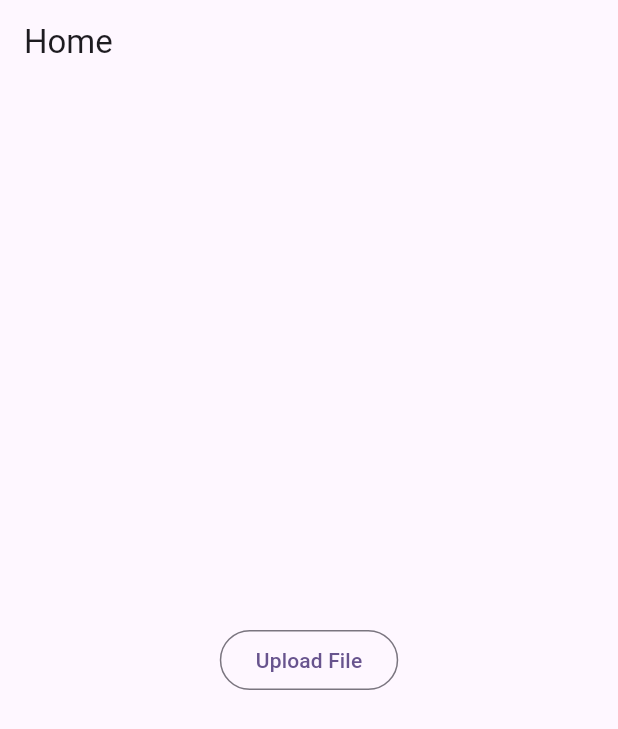
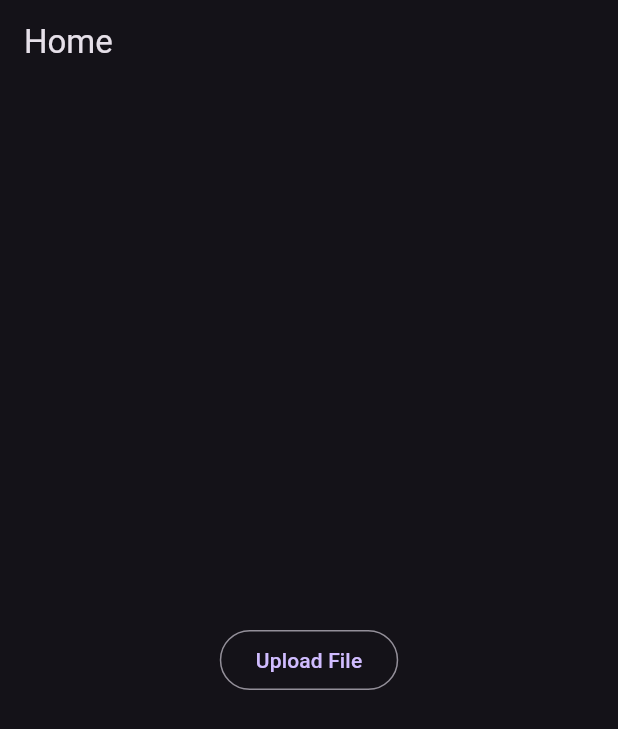
Before and after one commit to ralmalki-tree/web_pipline, a Flutter app: the screen it shows after launch, on a phone screen of 412 x 824 dp. Shown: the top 729 px of the screen. Run offline on Flutter 3.47's test engine with Material 2 defaults, Android fonts, the phone set to English and light mode, and no system bars; our stand-ins replace file_picker; missing offline and left inert: encrypt, pointycastle.

Commit message:
changing color theme

```diff
--- a/lib/main.dart
+++ b/lib/main.dart
@@ -25,8 +25,8 @@ class MyApp extends StatelessWidget {
     return MaterialApp(
       title: 'Flutter Demo2 22',
       theme: ThemeData(
-        colorScheme: ColorScheme.fromSeed(seedColor: Colors.deepPurple),
         useMaterial3: true,
+        brightness: Brightness.dark,
       ),
       home: const MyHomePage(),
     );
```
